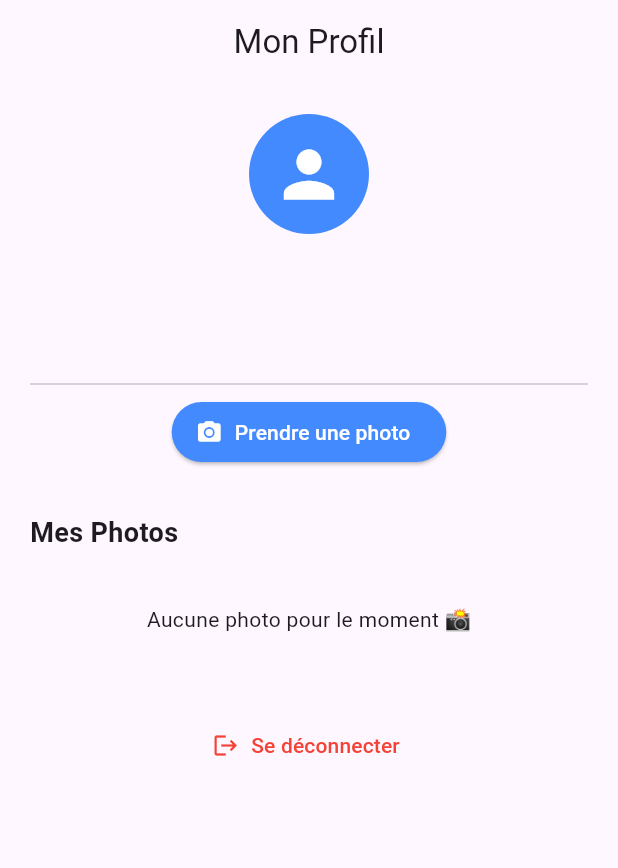
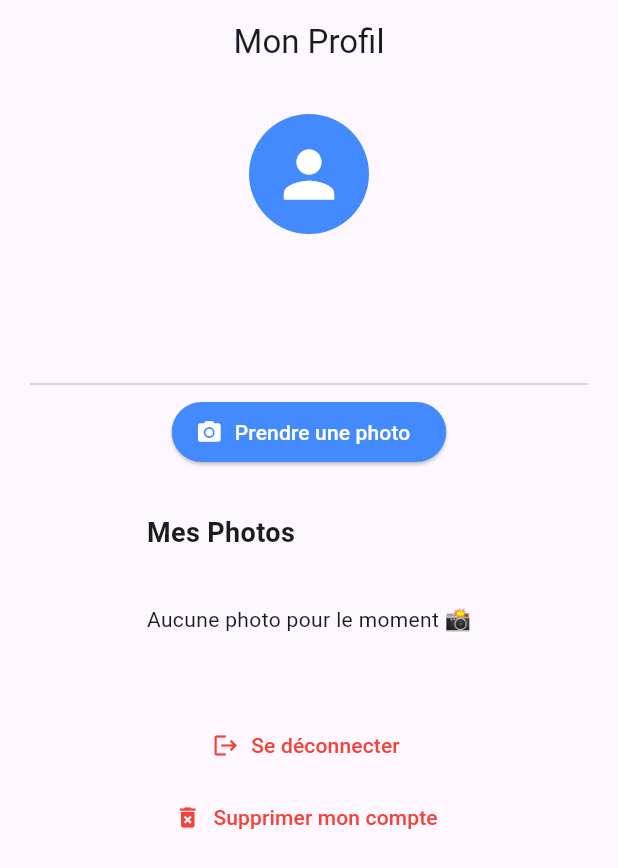
Before and after one commit to Minjxxe8/Zelda_Map, a Flutter app: the ProfileScreen screen opened directly, after a tap on "Prendre une photo", on a phone screen of 412 x 824 dp. Shown: the top 868 px of the screen. Run offline on Flutter 3.47's test engine with Material 3 defaults, Android fonts, the phone set to English and light mode, and no system bars; our stand-ins replace flutter_dotenv, flutter_riverpod, image_picker, supabase_flutter; accounts and stored records are empty; network calls fail.

Commit message:
feature (pictures) : The users can see their pictures with infos

```diff
--- a/lib/providers/photo_provider.dart
+++ b/lib/providers/photo_provider.dart
@@ -21,7 +21,7 @@ class PhotoProvider extends ChangeNotifier {
     final XFile? pickedFile = await picker.pickImage(source: ImageSource.camera);
 
     if (pickedFile != null) {
-      print("📸 Photo prise ! Chemin : ${pickedFile.path}");
+      print("hoto prise ! Chemin : ${pickedFile.path}");
       _isUploading = true;
       notifyListeners();
       try {
@@ -37,15 +37,15 @@ class PhotoProvider extends ChangeNotifier {
         notifyListeners();
       }
     } else {
-      print("🚫 Aucune photo sélectionnée.");
+      print("Aucune photo sélectionnée.");
     }
   }
 }
 
 
-final userPhotosProvider = FutureProvider.family<List<String>, String>((ref, userId) async {
+final userPhotosProvider = FutureProvider.family<List<Map<String, dynamic>>, String>((ref, userId) async {
   final repo = PhotoRepository();
-  return await repo.getUserPhotoUrls(userId);
+  return await repo.getUserPhotos(userId);
 });
 
 final photoProvider = ChangeNotifierProvider((ref) => PhotoProvider(ref));
--- a/lib/repository/photo_repository.dart
+++ b/lib/repository/photo_repository.dart
@@ -12,13 +12,13 @@ class PhotoRepository {
     });
   }
 
-  Future<List<String>> getUserPhotoUrls(String userId) async {
+  Future<List<Map<String, dynamic>>> getUserPhotos(String userId) async {
     final response = await _supabase
         .from('photos')
-        .select('image_url')
+        .select()
         .eq('user_id', userId)
         .order('created_at', ascending: false);
 
-    return (response as List).map((item) => item['image_url'] as String).toList();
+    return List<Map<String, dynamic>>.from(response);
   }
 }
--- a/lib/ui/auth_screen.dart
+++ b/lib/ui/auth_screen.dart
@@ -1,7 +1,7 @@
 import 'package:flutter/material.dart';
 import 'package:flutter_riverpod/flutter_riverpod.dart';
 import '../providers/auth_provider.dart';
-import 'profile_screen.dart';
+import 'profile/profile_screen.dart';
 
 class AuthScreen extends ConsumerStatefulWidget {
   const AuthScreen({super.key});
--- /dev/null
+++ b/lib/ui/profile/profile_screen.dart
@@ -0,0 +1,44 @@
+import 'package:flutter/material.dart';
+import 'package:flutter_riverpod/flutter_riverpod.dart';
+import 'package:zelda_map/ui/profile/widgets/delete_account_btn.dart';
+import 'package:zelda_map/ui/profile/widgets/logout_btn.dart';
+import 'package:zelda_map/ui/profile/widgets/photo_grid.dart';
+import 'package:zelda_map/ui/profile/widgets/photo_upload_btn.dart';
+import 'package:zelda_map/ui/profile/widgets/profile_header.dart';
+import '../../../providers/auth_provider.dart';
+import '../../../providers/photo_provider.dart';
+
+class ProfileScreen extends ConsumerWidget {
+  const ProfileScreen({super.key});
+
+  @override
+  Widget build(BuildContext context, WidgetRef ref) {
+    final user = ref.watch(authProvider).user;
+
+    return Scaffold(
+      appBar: AppBar(title: const Text("Mon Profil"), centerTitle: true),
+      body: user == null
+          ? const Center(child: Text("Aucune session active"))
+          : RefreshIndicator(
+        onRefresh: () => ref.refresh(userPhotosProvider(user.id).future),
+        child: SingleChildScrollView(
+          physics: const AlwaysScrollableScrollPhysics(),
+          padding: const EdgeInsets.all(20),
+          child: Column(
+            children: [
+              ProfileHeader(user: user),
+              const SizedBox(height: 30),
+              const Divider(),
+              PhotoUploadButton(userId: user.id),
+              const SizedBox(height: 30),
+              PhotoGrid(userId: user.id),
+              const SizedBox(height: 50),
+              const LogoutButton(),
+              const DeleteAccountButton(),
+            ],
+          ),
+        ),
+      ),
+    );
+  }
+}
--- /dev/null
+++ b/lib/ui/profile/widgets/delete_account_btn.dart
@@ -0,0 +1,48 @@
+import 'package:flutter/material.dart';
+import 'package:flutter_riverpod/flutter_riverpod.dart';
+import '../../../providers/auth_provider.dart';
+import '../../auth_screen.dart';
+
+class DeleteAccountButton extends ConsumerWidget {
+  const DeleteAccountButton({super.key});
+
+  @override
+  Widget build(BuildContext context, WidgetRef ref) {
+    return TextButton.icon(
+      icon: const Icon(Icons.delete_forever, color: Colors.red),
+      label: const Text("Supprimer mon compte",
+          style: TextStyle(color: Colors.red)),
+      onPressed: () async {
+        final confirm = await showDialog<bool>(
+          context: context,
+          builder: (_) => AlertDialog(
+            title: const Text("Supprimer le compte"),
+            content: const Text(
+                "Cette action est irréversible. Toutes tes données seront supprimées."),
+            actions: [
+              TextButton(
+                onPressed: () => Navigator.pop(context, false),
+                child: const Text("Annuler"),
+              ),
+              TextButton(
+                onPressed: () => Navigator.pop(context, true),
+                child: const Text("Supprimer",
+                    style: TextStyle(color: Colors.red)),
+              ),
+            ],
+          ),
+        );
+
+        if (confirm != true || !context.mounted) return;
+
+        await ref.read(authProvider).handleDeleteAccount();
+
+        if (context.mounted) {
+          Navigator.of(context).pushReplacement(
+            MaterialPageRoute(builder: (_) => const AuthScreen()),
+          );
+        }
+      },
+    );
+  }
+}
--- /dev/null
+++ b/lib/ui/profile/widgets/logout_btn.dart
@@ -0,0 +1,24 @@
+import 'package:flutter/material.dart';
+import 'package:flutter_riverpod/flutter_riverpod.dart';
+import '../../../providers/auth_provider.dart';
+import '../../auth_screen.dart';
+
+class LogoutButton extends ConsumerWidget {
+  const LogoutButton({super.key});
+
+  @override
+  Widget build(BuildContext context, WidgetRef ref) {
+    return TextButton.icon(
+      icon: const Icon(Icons.logout, color: Colors.red),
+      label: const Text("Se déconnecter", style: TextStyle(color: Colors.red)),
+      onPressed: () async {
+        await ref.read(authProvider).handleSignOut();
+        if (context.mounted) {
+          Navigator.of(context).pushReplacement(
+            MaterialPageRoute(builder: (_) => const AuthScreen()),
+          );
+        }
+      },
+    );
+  }
+}
--- /dev/null
+++ b/lib/ui/profile/widgets/photo_grid.dart
@@ -0,0 +1,47 @@
+import 'package:flutter/material.dart';
+import 'package:flutter_riverpod/flutter_riverpod.dart';
+import '../../../providers/photo_provider.dart';
+import 'photo_grid_tile.dart';
+
+class PhotoGrid extends ConsumerWidget {
+  final String userId;
+  const PhotoGrid({super.key, required this.userId});
+
+  @override
+  Widget build(BuildContext context, WidgetRef ref) {
+    final photosAsync = ref.watch(userPhotosProvider(userId));
+
+    return Column(
+      crossAxisAlignment: CrossAxisAlignment.start,
+      children: [
+        const Text("Mes Photos",
+            style: TextStyle(fontSize: 18, fontWeight: FontWeight.bold)),
+        const SizedBox(height: 15),
+        photosAsync.when(
+          loading: () => const Center(child: CircularProgressIndicator()),
+          error: (err, _) => Center(child: Text("Erreur : $err")),
+          data: (photos) {
+            if (photos.isEmpty) {
+              return const Padding(
+                padding: EdgeInsets.only(top: 20),
+                child: Text("Aucune photo pour le moment 📸"),
+
+              );
+            }
+            return GridView.builder(
+              shrinkWrap: true,
+              physics: const NeverScrollableScrollPhysics(),
+              gridDelegate: const SliverGridDelegateWithFixedCrossAxisCount(
+                crossAxisCount: 3,
+                crossAxisSpacing: 8,
+                mainAxisSpacing: 8,
+              ),
+              itemCount: photos.length,
+              itemBuilder: (_, index) => PhotoGridTile(photo: photos[index]),
+            );
+          },
+        ),
+      ],
+    );
+  }
+}
--- /dev/null
+++ b/lib/ui/profile/widgets/photo_upload_btn.dart
@@ -0,0 +1,30 @@
+import 'package:flutter/material.dart';
+import 'package:flutter_riverpod/flutter_riverpod.dart';
+import '../../../providers/photo_provider.dart';
+
+class PhotoUploadButton extends ConsumerWidget {
+  final String userId;
+  const PhotoUploadButton({super.key, required this.userId});
+
+  @override
+  Widget build(BuildContext context, WidgetRef ref) {
+    final isUploading = ref.watch(photoProvider).isUploading;
+
+    if (isUploading) {
+      return const Padding(
+        padding: EdgeInsets.all(8.0),
+        child: CircularProgressIndicator(),
+      );
+    }
+
+    return ElevatedButton.icon(
+      icon: const Icon(Icons.camera_alt),
+      label: const Text("Prendre une photo"),
+      style: ElevatedButton.styleFrom(
+        backgroundColor: Colors.blueAccent,
+        foregroundColor: Colors.white,
+      ),
+      onPressed: () => ref.read(photoProvider).takeAndUploadPhoto(userId),
+    );
+  }
+}
--- /dev/null
+++ b/lib/ui/profile/widgets/profile_header.dart
@@ -0,0 +1,24 @@
+import 'package:flutter/material.dart';
+
+class ProfileHeader extends StatelessWidget {
+  final user;
+  const ProfileHeader({super.key, required this.user});
+
+  @override
+  Widget build(BuildContext context) {
+    return Column(
+      children: [
+        const CircleAvatar(
+          radius: 40,
+          backgroundColor: Colors.blueAccent,
+          child: Icon(Icons.person, size: 50, color: Colors.white),
+        ),
+        const SizedBox(height: 10),
+        Text(user.username,
+            style: const TextStyle(fontSize: 22, fontWeight: FontWeight.bold)),
+        Text(user.email,
+            style: const TextStyle(color: Colors.grey)),
+      ],
+    );
+  }
+}
--- a/lib/ui/profile_screen.dart
+++ /dev/null
@@ -1,130 +0,0 @@
-import 'package:flutter/material.dart';
-import 'package:flutter_riverpod/flutter_riverpod.dart';
-import '../providers/auth_provider.dart';
-import '../providers/photo_provider.dart';
-import 'auth_screen.dart';
-
-class ProfileScreen extends ConsumerWidget {
-  const ProfileScreen({super.key});
-
-  @override
-  Widget build(BuildContext context, WidgetRef ref) {
-    final authState = ref.watch(authProvider);
-    final photoState = ref.watch(photoProvider);
-    final user = authState.user;
-
-    final photosAsync = user != null
-        ? ref.watch(userPhotosProvider(user.id))
-        : null;
-
-    return Scaffold(
-      appBar: AppBar(
-        title: const Text("Mon Profil"),
-        centerTitle: true,
-      ),
-      body: user == null
-          ? const Center(child: Text("Aucune session active"))
-          : RefreshIndicator(
-        onRefresh: () => ref.refresh(userPhotosProvider(user.id).future),
-        child: SingleChildScrollView(
-          physics: const AlwaysScrollableScrollPhysics(),
-          padding: const EdgeInsets.all(20),
-          child: Column(
-            children: [
-              const CircleAvatar(
-                radius: 40,
-                backgroundColor: Colors.blueAccent,
-                child: Icon(Icons.person, size: 50, color: Colors.white),
-              ),
-              const SizedBox(height: 10),
-              Text(user.username,
-                  style: const TextStyle(fontSize: 22, fontWeight: FontWeight.bold)),
-              Text(user.email,
-                  style: const TextStyle(color: Colors.grey)),
-
-              const SizedBox(height: 30),
-              const Divider(),
-
-              if (photoState.isUploading)
-                const Padding(
-                  padding: EdgeInsets.all(8.0),
-                  child: CircularProgressIndicator(),
-                )
-              else
-                ElevatedButton.icon(
-                  icon: const Icon(Icons.camera_alt),
-                  label: const Text("Prendre une photo"),
-                  style: ElevatedButton.styleFrom(
-                    backgroundColor: Colors.blueAccent,
-                    foregroundColor: Colors.white,
-                  ),
-                  onPressed: () => ref.read(photoProvider).takeAndUploadPhoto(user.id),
-                ),
-
-              const SizedBox(height: 30),
-
-              const Align(
-                alignment: Alignment.centerLeft,
-                child: Text("Mes Photos",
-                    style: TextStyle(fontSize: 18, fontWeight: FontWeight.bold)),
-              ),
-              const SizedBox(height: 15),
-
-              photosAsync!.when(
-                loading: () => const Center(child: CircularProgressIndicator()),
-                error: (err, stack) => Center(child: Text("Erreur : $err")),
-                data: (urls) {
-                  if (urls.isEmpty) {
-                    return const Padding(
-                      padding: EdgeInsets.only(top: 20),
-                      child: Text("Aucune photo pour le moment 📸"),
-                    );
-                  }
-
-                  return GridView.builder(
-                    shrinkWrap: true,
-                    physics: const NeverScrollableScrollPhysics(),
-                    gridDelegate: const SliverGridDelegateWithFixedCrossAxisCount(
-                      crossAxisCount: 3,
-                      crossAxisSpacing: 8,
-                      mainAxisSpacing: 8,
-                    ),
-                    itemCount: urls.length,
-                    itemBuilder: (context, index) {
-                      return ClipRRect(
-                        borderRadius: BorderRadius.circular(12),
-                        child: Image.network(
-                          urls[index],
-                          fit: BoxFit.cover,
-                          loadingBuilder: (context, child, progress) {
-                            if (progress == null) return child;
-                            return Container(color: Colors.grey[200]);
-                          },
-                        ),
-                      );
-                    },
-                  );
-                },
-              ),
-
-              const SizedBox(height: 50),
-
-              TextButton.icon(
-                icon: const Icon(Icons.logout, color: Colors.red),
-                label: const Text("Se déconnecter", style: TextStyle(color: Colors.red)),
-                onPressed: () async {
-                  await ref.read(authProvider).handleSignOut();
-                  if (context.mounted) {
-                    Navigator.of(context).pushReplacement(
-                      MaterialPageRoute(builder: (context) => const AuthScreen()),
-                    );
-                  }
-                },
-              ),
-            ],
-          ),
-        ),
-      ),
-    );
-  }
-}
--- a/pubspec.yaml
+++ b/pubspec.yaml
@@ -41,6 +41,7 @@ dependencies:
   supabase_flutter: ^2.8.0
   flutter_dotenv: ^5.1.0
   image_picker: ^1.0.7
+  intl: ^0.18.0
 
 
 dev_dependencies:
```
Also changed, not shown: lib/ui/photo_details_screen.dart (added, +58 -0 lines), lib/ui/profile/widgets/photo_grid_tile.dart (added, +35 -0 lines), pubspec.lock.
